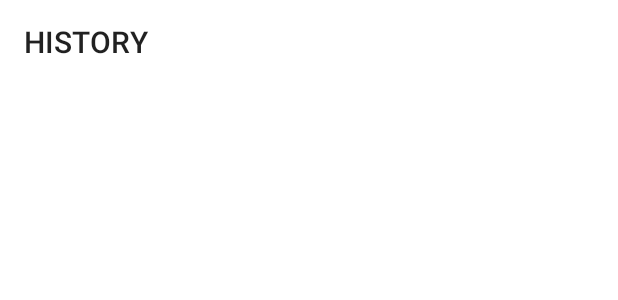
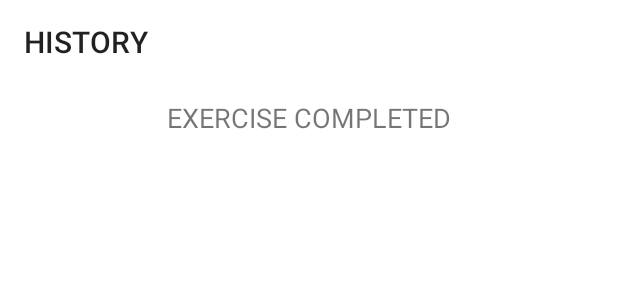
Before and after one commit to BulgakovIvan/7MinuteWorkout, an Android app: the layout activity_history.xml on its own in the app's theme, with its tools: preview values and no code run, on a phone screen of 412 x 824 dp. Shown: the top 300 px of the screen. Run offline under Robolectric (Android 15) with nearby library versions, the phone set to English and light mode, and no system bars.

Commit message:
Display History

```diff
--- a/app/src/main/java/com/example/a7minuteworkout/ExerciseActivity.kt
+++ b/app/src/main/java/com/example/a7minuteworkout/ExerciseActivity.kt
@@ -23,11 +23,11 @@
 
     private var restTimer: CountDownTimer? = null
     private var restProgress = 0
-    private var restTimerDuration = 1L // change to 10L
+    private var restTimerDuration = 10L // change to 10L
 
     private var exerciseTimer: CountDownTimer? = null
     private var exerciseProgress = 0
-    private var exerciseTimerDuration = 1L // change to 30L
+    private var exerciseTimerDuration = 30L // change to 30L
 
     private var exerciseList: ArrayList<ExerciseModel>? = null
     private var currentExercisePosition = -1
--- a/app/src/main/java/com/example/a7minuteworkout/SqliteOpenHelper.kt
+++ b/app/src/main/java/com/example/a7minuteworkout/SqliteOpenHelper.kt
@@ -4,7 +4,6 @@
 import android.content.Context
 import android.database.sqlite.SQLiteDatabase
 import android.database.sqlite.SQLiteOpenHelper
-import android.util.Log
 
 class SqliteOpenHelper(context: Context, factory: SQLiteDatabase.CursorFactory?) :
     SQLiteOpenHelper(context, DATABASE_NAME, factory, DATABASE_VERSION) {
@@ -35,8 +34,7 @@
         values.put(COLUMN_COMPLETED_DATE, date)
         val db = this.writableDatabase
         var result = db.insert(TABLE_HISTORY, null, values)
-        Log.e("ups", "result: $result")
-//        db.close()
+        db.close()
     }
 
     fun getAllCompletedDatesList(): ArrayList<String> {
--- a/app/src/main/res/layout/activity_history.xml
+++ b/app/src/main/res/layout/activity_history.xml
@@ -1,9 +1,12 @@
 <?xml version="1.0" encoding="utf-8"?>
-<LinearLayout xmlns:android="http://schemas.android.com/apk/res/android"
+<LinearLayout
+    xmlns:android="http://schemas.android.com/apk/res/android"
     xmlns:app="http://schemas.android.com/apk/res-auto"
     xmlns:tools="http://schemas.android.com/tools"
     android:layout_width="match_parent"
     android:layout_height="match_parent"
+    android:orientation="vertical"
+    android:gravity="center_horizontal"
     tools:context=".HistoryActivity">
 
     <androidx.appcompat.widget.Toolbar
@@ -13,4 +16,40 @@
         android:background="@color/white"
         app:title="HISTORY"/>
 
+    <LinearLayout
+        android:layout_width="match_parent"
+        android:layout_height="match_parent"
+        android:orientation="vertical">
+
+        <TextView
+            android:id="@+id/tvHistory"
+            android:layout_width="match_parent"
+            android:layout_height="wrap_content"
+            android:layout_margin="10dp"
+            android:gravity="center"
+            android:text="EXERCISE COMPLETED"
+            android:textSize="18sp"
+            android:visibility="gone"
+            tools:visibility="visible" />
+
+        <androidx.recyclerview.widget.RecyclerView
+            android:id="@+id/rvHistory"
+            android:layout_width="match_parent"
+            android:layout_height="match_parent"
+            android:layout_marginTop="5dp"
+            android:visibility="gone"
+            tools:visibility="visible" />
+
+        <TextView
+            android:id="@+id/tvNoDataAvailable"
+            android:layout_width="match_parent"
+            android:layout_height="match_parent"
+            android:gravity="center"
+            android:text="NO DATA AVAILABLE"
+            android:textColor="#212121"
+            android:textSize="18sp"
+            android:visibility="visible"
+            tools:visibility="gone" />
+    </LinearLayout>
+
 </LinearLayout>
```
Also changed, not shown: app/src/main/java/com/example/a7minuteworkout/HistoryActivity.kt (+23 -0 lines), app/src/main/java/com/example/a7minuteworkout/HistoryAdapter.kt (added, +52 -0 lines), app/src/main/res/layout/item_history_row.xml (added, +33 -0 lines).
